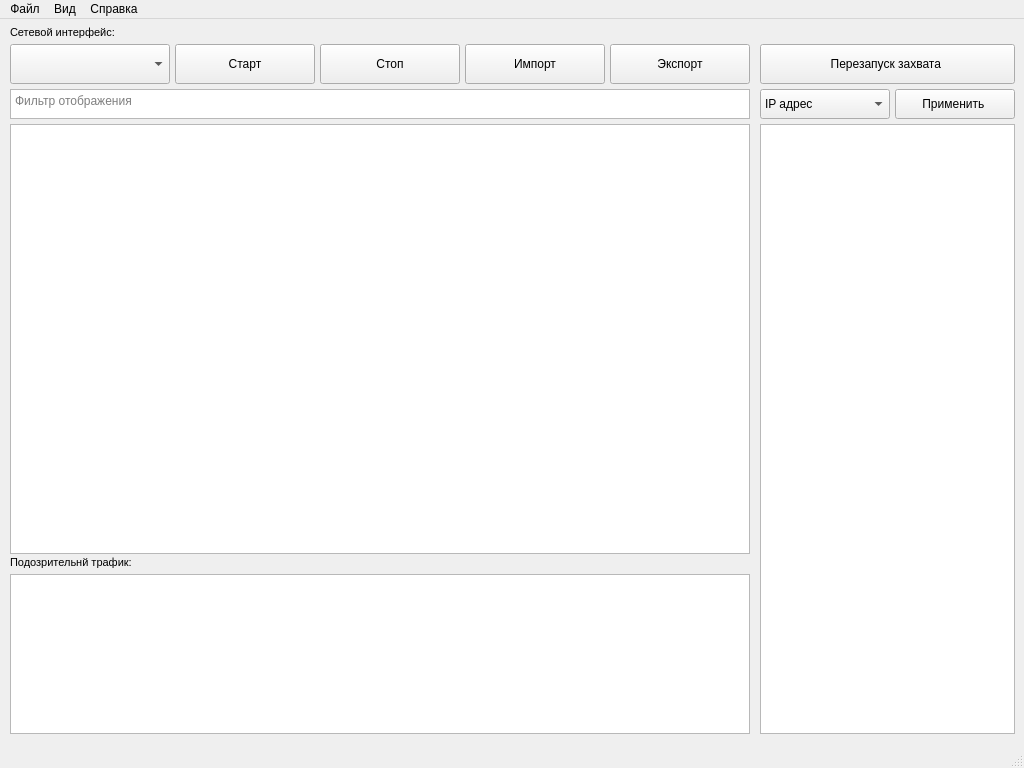
This is src/gui/main_window.ui in TariusVAR/TrafficAnalyzer as Qt 5 draws it before an edit. The edited form follows.
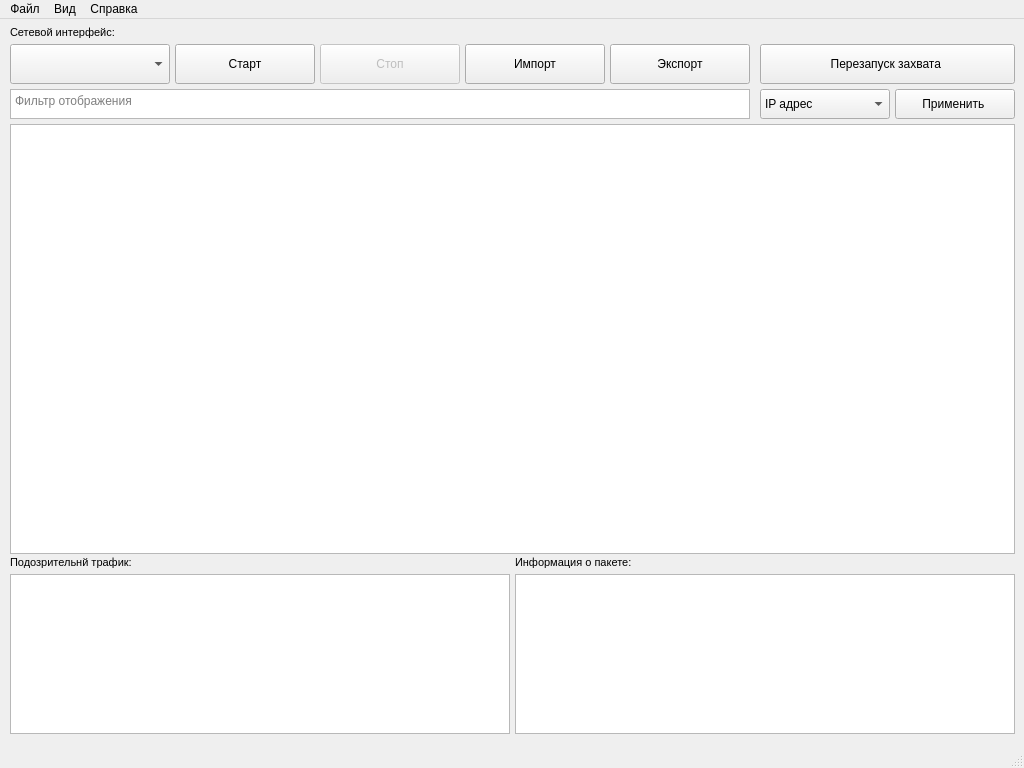
This is the edited form.

Diff of the .ui file:
```diff
--- a/src/gui/main_window.ui
+++ b/src/gui/main_window.ui
@@ -19,10 +19,22 @@
      <rect>
       <x>10</x>
       <y>105</y>
-      <width>740</width>
+      <width>1005</width>
       <height>430</height>
      </rect>
     </property>
+    <property name="selectionMode">
+     <enum>QAbstractItemView::SingleSelection</enum>
+    </property>
+    <property name="selectionBehavior">
+     <enum>QAbstractItemView::SelectRows</enum>
+    </property>
+    <attribute name="horizontalHeaderCascadingSectionResizes">
+     <bool>false</bool>
+    </attribute>
+    <attribute name="horizontalHeaderStretchLastSection">
+     <bool>true</bool>
+    </attribute>
    </widget>
    <widget class="QPushButton" name="btnStartSniffing">
     <property name="geometry">
@@ -48,6 +60,9 @@
     </property>
    </widget>
    <widget class="QPushButton" name="btnStopSniffing">
+    <property name="enabled">
+     <bool>false</bool>
+    </property>
     <property name="geometry">
      <rect>
       <x>320</x>
@@ -102,21 +117,11 @@
      <rect>
       <x>10</x>
       <y>555</y>
-      <width>740</width>
+      <width>500</width>
       <height>160</height>
      </rect>
     </property>
    </widget>
-   <widget class="QTreeView" name="treeViewPacketInfo">
-    <property name="geometry">
-     <rect>
-      <x>760</x>
-      <y>105</y>
-      <width>255</width>
-      <height>610</height>
-     </rect>
-    </property>
-   </widget>
    <widget class="QPushButton" name="btnImportFromFile">
     <property name="geometry">
      <rect>
@@ -218,6 +223,61 @@
      <set>Qt::AlignLeading|Qt::AlignLeft|Qt::AlignVCenter</set>
     </property>
    </widget>
+   <widget class="QTreeWidget" name="treeViewPacketInfo">
+    <property name="geometry">
+     <rect>
+      <x>515</x>
+      <y>555</y>
+      <width>500</width>
+      <height>160</height>
+     </rect>
+    </property>
+    <property name="textElideMode">
+     <enum>Qt::ElideLeft</enum>
+    </property>
+    <property name="rootIsDecorated">
+     <bool>false</bool>
+    </property>
+    <property name="itemsExpandable">
+     <bool>true</bool>
+    </property>
+    <property name="animated">
+     <bool>true</bool>
+    </property>
+    <property name="allColumnsShowFocus">
+     <bool>true</bool>
+    </property>
+    <property name="expandsOnDoubleClick">
+     <bool>true</bool>
+    </property>
+    <property name="columnCount">
+     <number>0</number>
+    </property>
+    <attribute name="headerHighlightSections">
+     <bool>false</bool>
+    </attribute>
+   </widget>
+   <widget class="QLabel" name="label_3">
+    <property name="geometry">
+     <rect>
+      <x>515</x>
+      <y>535</y>
+      <width>161</width>
+      <height>16</height>
+     </rect>
+    </property>
+    <property name="font">
+     <font>
+      <pointsize>8</pointsize>
+     </font>
+    </property>
+    <property name="text">
+     <string>Информация о пакете:</string>
+    </property>
+    <property name="alignment">
+     <set>Qt::AlignLeading|Qt::AlignLeft|Qt::AlignVCenter</set>
+    </property>
+   </widget>
   </widget>
   <widget class="QMenuBar" name="menubar">
    <property name="geometry">
```
Left out of the diff: 7 changed lines with no effect on the pictures.
